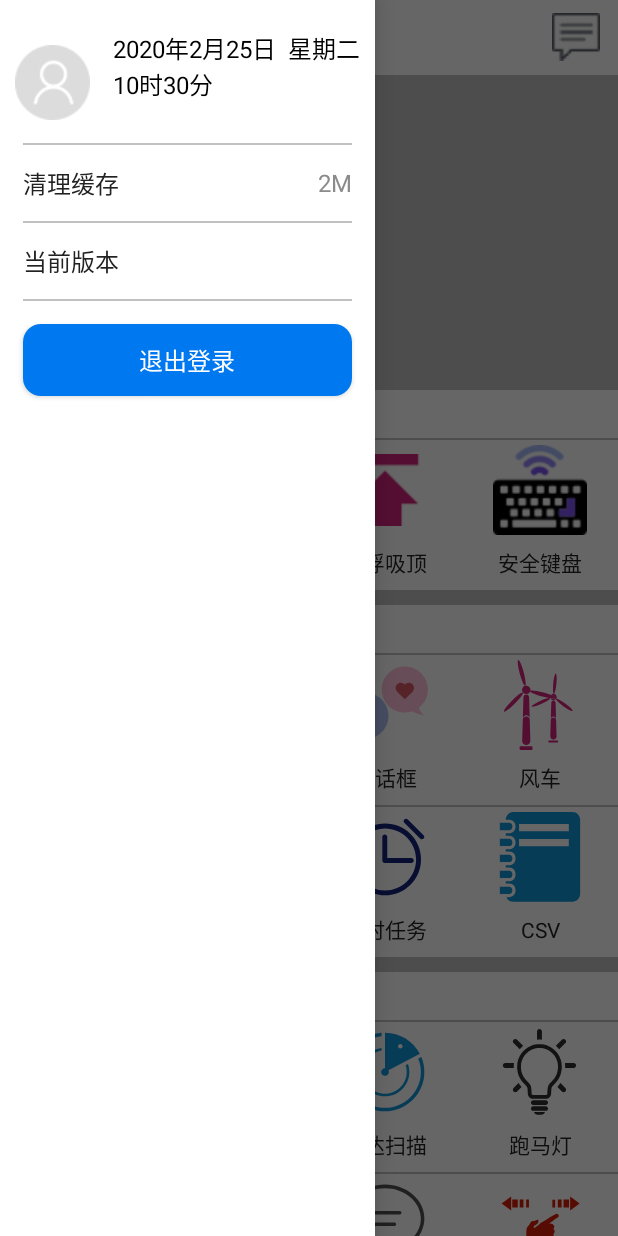
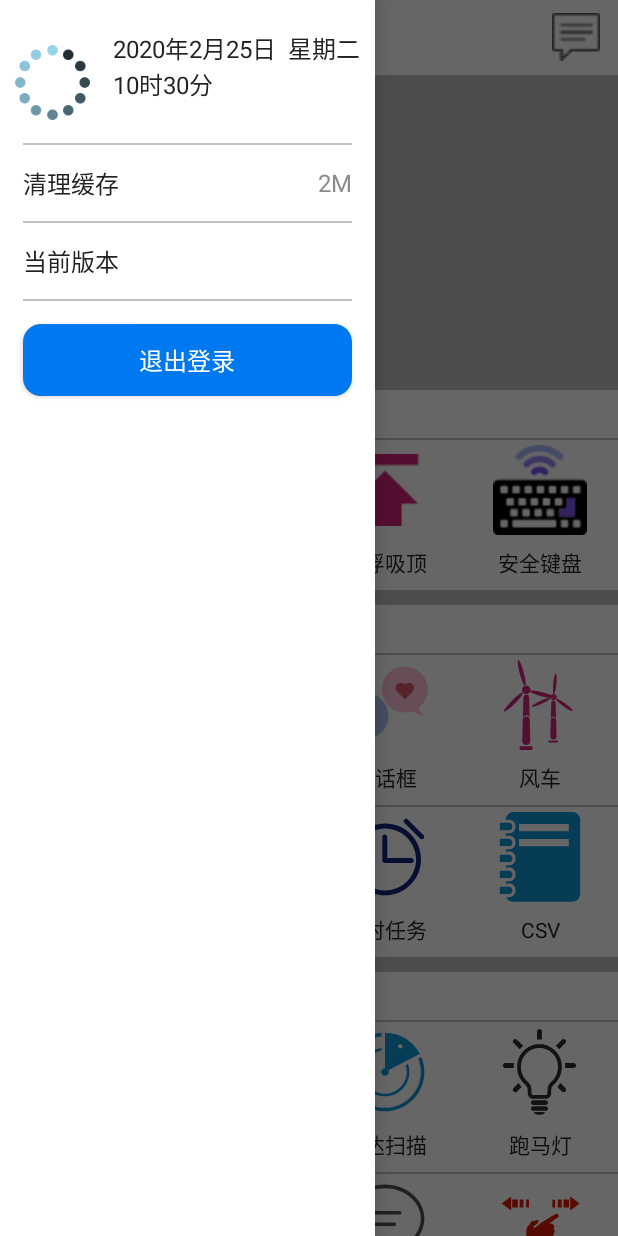
Before and after one commit to xinshengBoy/SimpleDemo3, an Android app: the MainActivity screen opened directly, with no data from a screen before it, with the side drawer open, on a phone screen of 412 x 824 dp. Run offline under Robolectric (Android 15) with nearby library versions, the phone set to English and light mode, and no system bars; libraries missing offline, so code that uses them is left out: com.yhao.floatwindow, com.youth.banner, net.lemonsoft.lemonbubble, net.lemonsoft.lemonhello; plain views replace Banner; 3 statements that could not run were skipped.

Commit message:
新增旋转动画

```diff
--- a/app/src/main/java/com/yks/simpledemo3/activity/MainActivity.java
+++ b/app/src/main/java/com/yks/simpledemo3/activity/MainActivity.java
@@ -16,7 +16,11 @@ import android.view.KeyEvent;
 import android.view.Menu;
 import android.view.MenuItem;
 import android.view.View;
+import android.view.animation.Animation;
+import android.view.animation.AnimationUtils;
+import android.view.animation.LinearInterpolator;
 import android.widget.Button;
+import android.widget.ImageView;
 import android.widget.RelativeLayout;
 import android.widget.TextView;
 import android.widget.Toast;
@@ -161,6 +165,12 @@ public class MainActivity extends BaseActivity implements View.OnClickListener {
                 }
             });
         }
+        //旋转动画
+        ImageView iv_header = findViewById(R.id.iv_header);
+        Animation animation = AnimationUtils.loadAnimation(mContext,R.anim.anim_sunshine);
+        LinearInterpolator lin = new LinearInterpolator();
+        animation.setInterpolator(lin);//todo 匀速旋转
+        iv_header.startAnimation(animation);
         //当前时间
         txt_current_time = findViewById(R.id.txt_current_time);
         txt_current_time.setText(getCurrentTime());
--- /dev/null
+++ b/app/src/main/res/anim/anim_sunshine.xml
@@ -0,0 +1,9 @@
+<?xml version="1.0" encoding="utf-8"?>
+<rotate xmlns:android="http://schemas.android.com/apk/res/android"
+        android:fromDegrees="0"
+        android:toDegrees="359"
+        android:repeatCount="-1"
+        android:duration="2000"
+        android:pivotX="50%"
+        android:pivotY="50%">
+</rotate>
--- a/app/src/main/res/layout/activity_mycenter.xml
+++ b/app/src/main/res/layout/activity_mycenter.xml
@@ -9,9 +9,10 @@
         android:orientation="horizontal"
         android:layout_marginTop="20dp">
         <ImageView
+            android:id="@+id/iv_header"
             android:layout_width="50dp"
             android:layout_height="50dp"
-            android:src="@mipmap/headportrait"
+            android:src="@mipmap/sun"
             android:contentDescription="@null"
             android:layout_marginStart="10dp"
             android:layout_gravity="center_vertical"/>
@@ -24,14 +25,14 @@
                 android:id="@+id/txt_current_time"
                 android:layout_width="match_parent"
                 android:layout_height="wrap_content"
-                android:textColor="@color/colorBlack"
+                android:textColor="@color/colorBlack2"
                 android:textSize="16sp"
                 android:layout_marginStart="15dp"/>
             <TextView
                 android:id="@+id/txt_workname"
                 android:layout_width="match_parent"
                 android:layout_height="wrap_content"
-                android:textColor="@color/colorBlack"
+                android:textColor="@color/colorBlack2"
                 android:textSize="16sp"
                 android:layout_marginStart="15dp"/>
         </LinearLayout>
```
Also changed, not shown: app/src/main/res/layout/content_main.xml (+4 -4 lines), app/src/main/res/mipmap-hdpi/sun.png (added).
